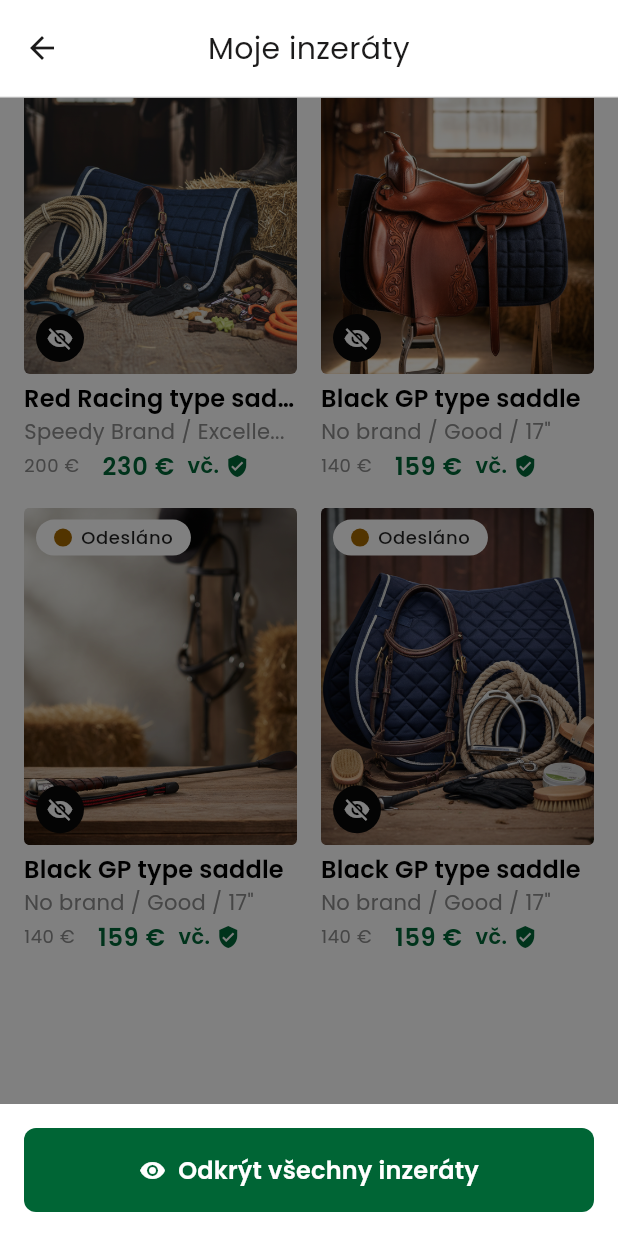
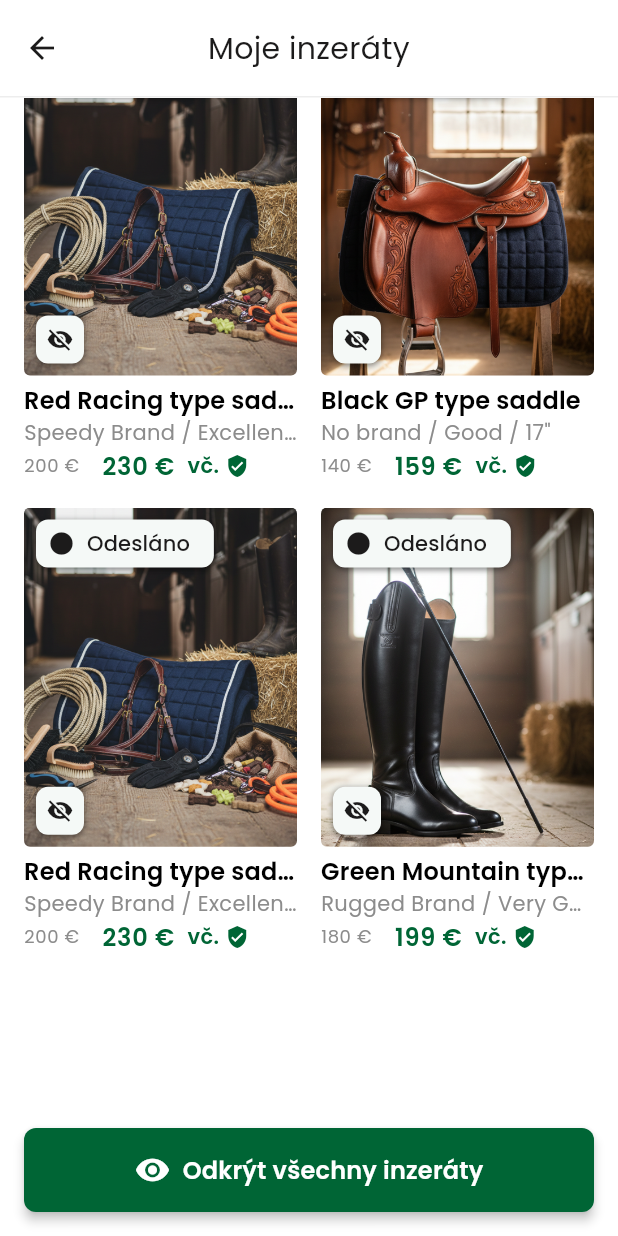
Before and after one commit to martintellinger/eqqu, a Flutter app: the MyListingsScreen screen opened directly, scrolled down 371 dp, after a tap on "Skrýt všechny inzeráty", on a phone screen of 412 x 824 dp. Run offline on Flutter 3.47's test engine with Material 3 defaults, Android fonts, the phone set to English and light mode, and no system bars; our stand-ins replace flutter_svg.

Commit message:
Refine My Listings screen to match Figma designs exactly
- Status badges: elevated chips with shadow, rounded 8px, surfaceContainerLow bg
- Correct icon per status: circle for Aktivní/Odesláno, check_circle for Prodáno
- Colored text per status: orange (#A46700), green (surfaceTint), dark (onSurface)
- Hidden indicator: icon-only chip (eye-off) at bottom-left, matching chip style
- Removed dark overlay - just eye-off chips on each product per Figma
- Fixed product data to match Figma (5th=Red Racing, 6th=Green Mountain)
- Button uses Material elevation matching Figma's Elevation Light/2

https://claude.ai/code/session_012waFykv5wBbLFNTaJFeXrN

```diff
--- a/lib/screens/my_listings_screen.dart
+++ b/lib/screens/my_listings_screen.dart
@@ -1,5 +1,4 @@
 import 'package:flutter/material.dart';
-import 'package:flutter_svg/flutter_svg.dart';
 import 'package:eqqu/widgets/app_header.dart';
 import 'package:eqqu/screens/product_detail_screen.dart';
 
@@ -26,7 +25,7 @@ class _MyListingsScreenState extends State<MyListingsScreen> {
     },
     {
       'title': 'Green Mountain type saddle',
-      'subtitle': 'Rugged Brand / Very G...',
+      'subtitle': 'Rugged Brand / Very Good / 16"',
       'oldPrice': '180 €',
       'newPrice': '199 €',
       'image': 'assets/images/product_02.png',
@@ -36,7 +35,7 @@ class _MyListingsScreenState extends State<MyListingsScreen> {
     },
     {
       'title': 'Red Racing type saddle',
-      'subtitle': 'Speedy Brand / Excelle...',
+      'subtitle': 'Speedy Brand / Excellent / 15"',
       'oldPrice': '200 €',
       'newPrice': '230 €',
       'image': 'assets/images/product_03.png',
@@ -55,24 +54,24 @@ class _MyListingsScreenState extends State<MyListingsScreen> {
       'condition': 'Good',
     },
     {
-      'title': 'Black GP type saddle',
-      'subtitle': 'No brand / Good / 17"',
-      'oldPrice': '140 €',
-      'newPrice': '159 €',
-      'image': 'assets/images/product_04.png',
+      'title': 'Red Racing type saddle',
+      'subtitle': 'Speedy Brand / Excellent / 15"',
+      'oldPrice': '200 €',
+      'newPrice': '230 €',
+      'image': 'assets/images/product_03.png',
       'status': 'shipped',
-      'brand': 'No brand',
-      'condition': 'Good',
+      'brand': 'Speedy Brand',
+      'condition': 'Excellent',
     },
     {
-      'title': 'Black GP type saddle',
-      'subtitle': 'No brand / Good / 17"',
-      'oldPrice': '140 €',
-      'newPrice': '159 €',
-      'image': 'assets/images/product_05.png',
+      'title': 'Green Mountain type saddle',
+      'subtitle': 'Rugged Brand / Very Good / 16"',
+      'oldPrice': '180 €',
+      'newPrice': '199 €',
+      'image': 'assets/images/product_02.png',
       'status': 'shipped',
-      'brand': 'No brand',
-      'condition': 'Good',
+      'brand': 'Rugged Brand',
+      'condition': 'Very Good',
     },
   ];
 
@@ -88,9 +87,7 @@ class _MyListingsScreenState extends State<MyListingsScreen> {
             child: const AppHeader(title: 'Moje inzeráty', showBack: true),
           ),
           Expanded(
-            child: Stack(
-              children: [
-                GridView.builder(
+            child: GridView.builder(
               padding: const EdgeInsets.fromLTRB(16, 16, 16, 100),
               gridDelegate: const SliverGridDelegateWithFixedCrossAxisCount(
                 crossAxisCount: 2,
@@ -103,34 +100,37 @@ class _MyListingsScreenState extends State<MyListingsScreen> {
                 return _buildProductCard(cs, index, _listings[index]);
               },
             ),
-                // Dark overlay when hidden
-                if (_allHidden)
-                  Positioned.fill(
-                    child: IgnorePointer(
-                      child: Container(
-                        color: Colors.black.withValues(alpha: 0.5),
           ),
+          // Bottom floating button
+          Container(
+            padding: EdgeInsets.fromLTRB(
+              16, 16, 16, MediaQuery.of(context).padding.bottom + 16,
             ),
-                  ),
-              ],
-            ),
-          ),
-          // Bottom button
-          Container(
-            padding: EdgeInsets.fromLTRB(16, 16, 16, MediaQuery.of(context).padding.bottom + 16),
             child: SizedBox(
               width: double.infinity,
               height: 56,
-              child: FilledButton.icon(
-                onPressed: () {
-                  setState(() => _allHidden = !_allHidden);
-                },
-                icon: Icon(
+              child: Material(
+                elevation: 3,
+                borderRadius: BorderRadius.circular(8),
+                color: cs.primary,
+                child: InkWell(
+                  borderRadius: BorderRadius.circular(8),
+                  onTap: () => setState(() => _allHidden = !_allHidden),
+                  child: Padding(
+                    padding: const EdgeInsets.symmetric(horizontal: 24, vertical: 16),
+                    child: Row(
+                      mainAxisAlignment: MainAxisAlignment.center,
+                      children: [
+                        Icon(
                           _allHidden ? Icons.visibility : Icons.visibility_off,
+                          size: 24,
                           color: Colors.white,
                         ),
-                label: Text(
-                  _allHidden ? 'Odkrýt všechny inzeráty' : 'Skrýt všechny inzeráty',
+                        const SizedBox(width: 8),
+                        Text(
+                          _allHidden
+                              ? 'Odkrýt všechny inzeráty'
+                              : 'Skrýt všechny inzeráty',
                           style: const TextStyle(
                             fontFamily: 'Poppins',
                             fontSize: 16,
@@ -140,10 +140,8 @@ class _MyListingsScreenState extends State<MyListingsScreen> {
                             height: 24 / 16,
                           ),
                         ),
-                style: FilledButton.styleFrom(
-                  backgroundColor: cs.primary,
-                  shape: RoundedRectangleBorder(
-                    borderRadius: BorderRadius.circular(8),
+                      ],
+                    ),
                   ),
                 ),
               ),
@@ -154,7 +152,11 @@ class _MyListingsScreenState extends State<MyListingsScreen> {
     );
   }
 
-  Widget _buildProductCard(ColorScheme cs, int index, Map<String, String> product) {
+  Widget _buildProductCard(
+    ColorScheme cs,
+    int index,
+    Map<String, String> product,
+  ) {
     final status = product['status']!;
 
     return GestureDetector(
@@ -189,26 +191,18 @@ class _MyListingsScreenState extends State<MyListingsScreen> {
                     fit: BoxFit.cover,
                   ),
                 ),
-                // Status badge
+                // Status badge (top-left)
                 Positioned(
                   top: 8,
                   left: 8,
-                  child: _buildStatusBadge(cs, status),
+                  child: _buildStatusChip(cs, status),
                 ),
-                // Eye-slash icon when hidden
+                // Hidden eye-off chip (bottom-left)
                 if (_allHidden)
                   Positioned(
                     bottom: 8,
                     left: 8,
-                    child: Container(
-                      width: 32,
-                      height: 32,
-                      decoration: BoxDecoration(
-                        color: cs.secondaryContainer,
-                        shape: BoxShape.circle,
-                      ),
-                      child: Icon(Icons.visibility_off, size: 18, color: cs.onSecondaryContainer),
-                    ),
+                    child: _buildHiddenChip(cs),
                   ),
               ],
             ),
@@ -242,7 +236,6 @@ class _MyListingsScreenState extends State<MyListingsScreen> {
             maxLines: 1,
             overflow: TextOverflow.ellipsis,
           ),
-          const SizedBox(height: 1),
           // Price row
           Row(
             children: [
@@ -289,67 +282,98 @@ class _MyListingsScreenState extends State<MyListingsScreen> {
     );
   }
 
-  Widget _buildStatusBadge(ColorScheme cs, String status) {
+  /// Elevated assistive chip for status badge (Aktivní / Prodáno / Odesláno)
+  Widget _buildStatusChip(ColorScheme cs, String status) {
     String label;
-    Color dotColor;
-    IconData? icon;
+    Color textColor;
+    IconData icon;
 
     switch (status) {
       case 'active':
         label = 'Aktivní';
-        dotColor = const Color(0xFFA46700);
-        icon = null; // filled circle
+        textColor = const Color(0xFFA46700);
+        icon = Icons.circle;
         break;
       case 'sold':
         label = 'Prodáno';
-        dotColor = cs.primary;
-        icon = Icons.check;
+        textColor = cs.surfaceTint;
+        icon = Icons.check_circle;
         break;
       case 'shipped':
         label = 'Odesláno';
-        dotColor = const Color(0xFFA46700);
-        icon = null;
+        textColor = cs.onSurface;
+        icon = Icons.circle;
         break;
       default:
         label = status;
-        dotColor = cs.tertiary;
-        icon = null;
+        textColor = cs.tertiary;
+        icon = Icons.circle;
     }
 
     return Container(
-      padding: const EdgeInsets.symmetric(horizontal: 12, vertical: 4),
+      height: 32,
+      padding: const EdgeInsets.only(left: 8, right: 16, top: 6, bottom: 6),
       decoration: BoxDecoration(
-        color: Colors.white,
-        borderRadius: BorderRadius.circular(100),
+        color: cs.surfaceContainerLow,
+        borderRadius: BorderRadius.circular(8),
+        boxShadow: const [
+          BoxShadow(
+            color: Color(0x4D000000),
+            offset: Offset(0, 1),
+            blurRadius: 2,
+          ),
+          BoxShadow(
+            color: Color(0x26000000),
+            offset: Offset(0, 1),
+            blurRadius: 3,
+            spreadRadius: 1,
+          ),
+        ],
       ),
       child: Row(
         mainAxisSize: MainAxisSize.min,
         children: [
-          if (icon != null)
-            Icon(icon, size: 16, color: dotColor)
-          else
-            Container(
-              width: 12,
-              height: 12,
-              decoration: BoxDecoration(
-                color: dotColor,
-                shape: BoxShape.circle,
-              ),
-            ),
-          const SizedBox(width: 6),
+          Icon(icon, size: 18, color: textColor),
+          const SizedBox(width: 8),
           Text(
             label,
             style: TextStyle(
               fontFamily: 'Poppins',
-              fontSize: 12,
+              fontSize: 14,
               fontWeight: FontWeight.w500,
-              color: Colors.black87,
-              letterSpacing: 0.4,
-              height: 16 / 12,
+              color: textColor,
+              letterSpacing: 0.1,
+              height: 20 / 14,
             ),
           ),
         ],
       ),
     );
   }
+
+  /// Icon-only chip for hidden state (eye-off icon at bottom-left)
+  Widget _buildHiddenChip(ColorScheme cs) {
+    return Container(
+      height: 32,
+      width: 32,
+      decoration: BoxDecoration(
+        color: cs.surfaceContainerLow,
+        borderRadius: BorderRadius.circular(8),
+        boxShadow: const [
+          BoxShadow(
+            color: Color(0x4D000000),
+            offset: Offset(0, 1),
+            blurRadius: 2,
+          ),
+          BoxShadow(
+            color: Color(0x26000000),
+            offset: Offset(0, 1),
+            blurRadius: 3,
+            spreadRadius: 1,
+          ),
+        ],
+      ),
+      child: Icon(Icons.visibility_off, size: 18, color: cs.onSurface),
+    );
   }
+}
```
Also changed, not shown: docs/assets/fonts/MaterialIcons-Regular.otf, 3 other files. Lines whose indentation alone changed are shown as unchanged.
